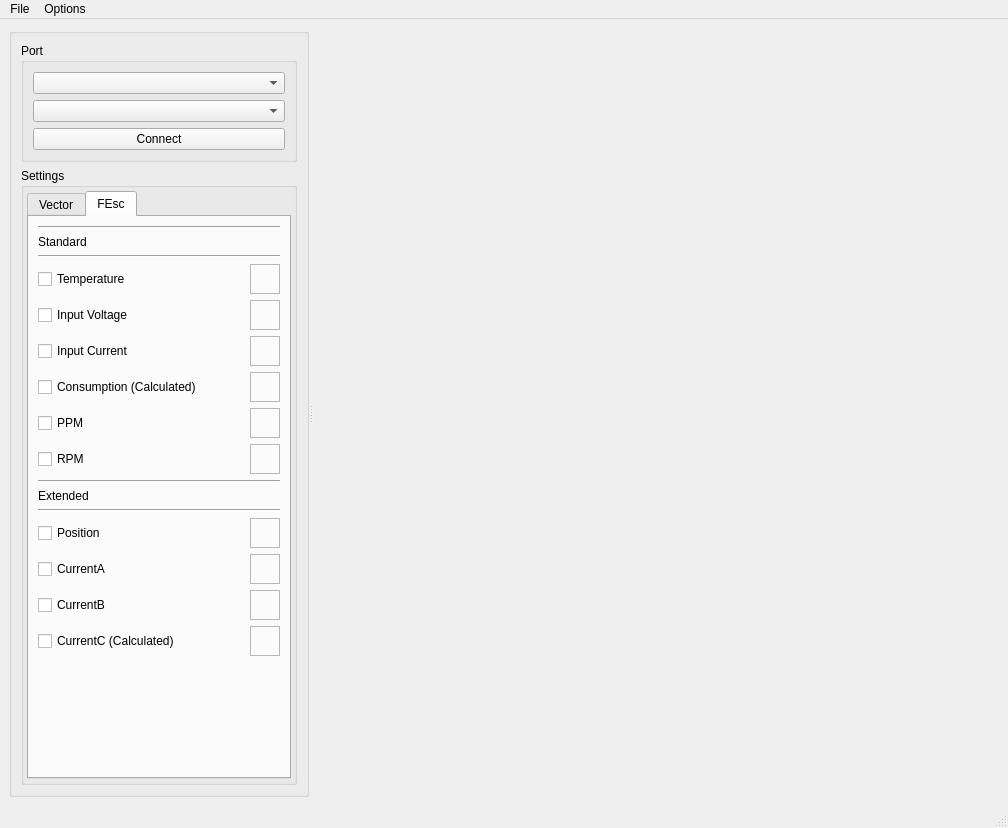
Yuri-Sharapov/QVectorDebug, file ui/mainwindow.ui: the form before one commit.
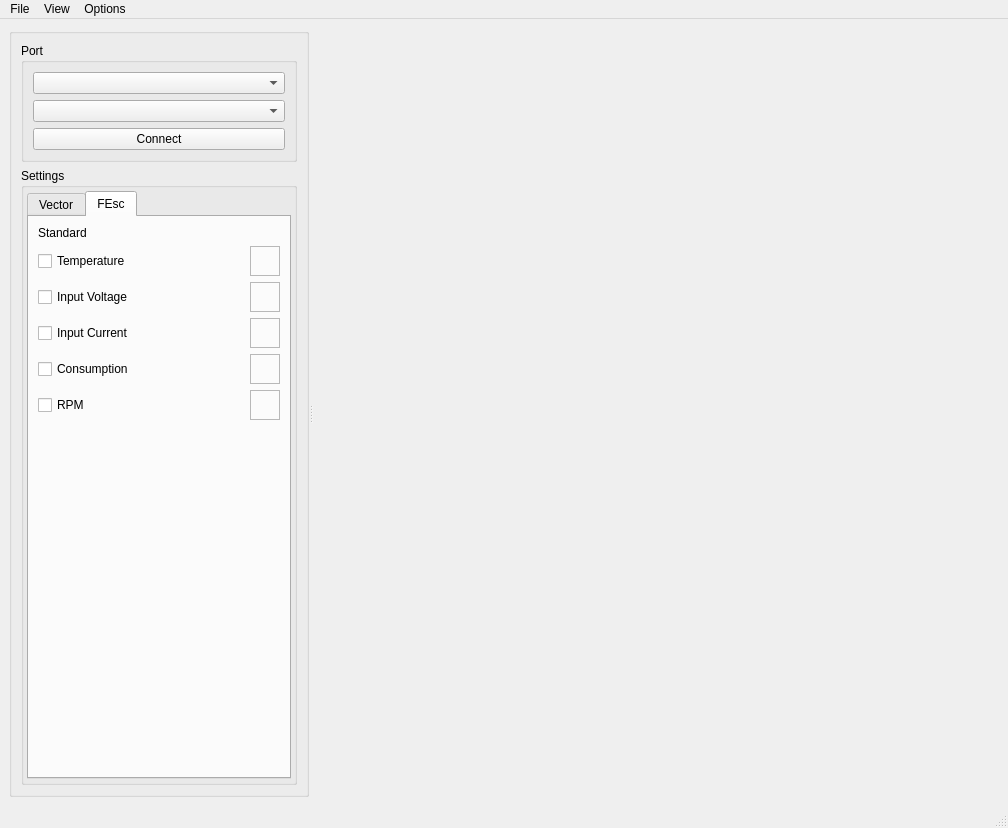
The form after the commit. The open tabs and pages were chosen to show the change. Icons and pictures are not drawn.

What changed in the file:
```diff
--- a/ui/mainwindow.ui
+++ b/ui/mainwindow.ui
@@ -378,13 +378,6 @@
                <string>FEsc</string>
               </attribute>
               <layout class="QVBoxLayout" name="verticalLayout_5">
-               <item>
-                <widget class="Line" name="line_3">
-                 <property name="orientation">
-                  <enum>Qt::Horizontal</enum>
-                 </property>
-                </widget>
-               </item>
                <item>
                 <widget class="QLabel" name="label">
                  <property name="maximumSize">
@@ -399,23 +392,16 @@
                 </widget>
                </item>
                <item>
-                <widget class="Line" name="line_4">
-                 <property name="orientation">
-                  <enum>Qt::Horizontal</enum>
-                 </property>
-                </widget>
-               </item>
-               <item>
-                <layout class="QHBoxLayout" name="horizontalLayout">
+                <layout class="QHBoxLayout" name="horizontalLayout_6">
                  <item>
-                  <widget class="QCheckBox" name="cbEscTemp">
+                  <widget class="QCheckBox" name="cbEscTemperature">
                    <property name="text">
                     <string>Temperature</string>
                    </property>
                   </widget>
                  </item>
                  <item>
-                  <widget class="QFrame" name="frame">
+                  <widget class="QFrame" name="frame_5">
                    <property name="minimumSize">
                     <size>
                      <width>30</width>
@@ -509,7 +495,7 @@
                  <item>
                   <widget class="QCheckBox" name="cbEscPower">
                    <property name="text">
-                    <string>Consumption (Calculated)</string>
+                    <string>Consumption</string>
                    </property>
                   </widget>
                  </item>
@@ -537,39 +523,6 @@
                  </item>
                 </layout>
                </item>
-               <item>
-                <layout class="QHBoxLayout" name="horizontalLayout_6">
-                 <item>
-                  <widget class="QCheckBox" name="cbEscPpm">
-                   <property name="text">
-                    <string>PPM</string>
-                   </property>
-                  </widget>
-                 </item>
-                 <item>
-                  <widget class="QFrame" name="frame_5">
-                   <property name="minimumSize">
-                    <size>
-                     <width>30</width>
-                     <height>30</height>
-                    </size>
-                   </property>
-                   <property name="maximumSize">
-                    <size>
-                     <width>30</width>
-                     <height>30</height>
-                    </size>
-                   </property>
-                   <property name="frameShape">
-                    <enum>QFrame::StyledPanel</enum>
-                   </property>
-                   <property name="frameShadow">
-                    <enum>QFrame::Raised</enum>
-                   </property>
-                  </widget>
-                 </item>
-                </layout>
-               </item>
                <item>
                 <layout class="QHBoxLayout" name="horizontalLayout_7">
                  <item>
@@ -603,165 +556,6 @@
                  </item>
                 </layout>
                </item>
-               <item>
-                <widget class="Line" name="line">
-                 <property name="orientation">
-                  <enum>Qt::Horizontal</enum>
-                 </property>
-                </widget>
-               </item>
-               <item>
-                <widget class="QLabel" name="label_2">
-                 <property name="maximumSize">
-                  <size>
-                   <width>16777215</width>
-                   <height>20</height>
-                  </size>
-                 </property>
-                 <property name="text">
-                  <string>Extended</string>
-                 </property>
-                </widget>
-               </item>
-               <item>
-                <widget class="Line" name="line_2">
-                 <property name="orientation">
-                  <enum>Qt::Horizontal</enum>
-                 </property>
-                </widget>
-               </item>
-               <item>
-                <layout class="QHBoxLayout" name="horizontalLayout_8">
-                 <item>
-                  <widget class="QCheckBox" name="cbEscPos">
-                   <property name="text">
-                    <string>Position</string>
-                   </property>
-                  </widget>
-                 </item>
-                 <item>
-                  <widget class="QFrame" name="frame_7">
-                   <property name="minimumSize">
-                    <size>
-                     <width>30</width>
-                     <height>30</height>
-                    </size>
-                   </property>
-                   <property name="maximumSize">
-                    <size>
-                     <width>30</width>
-                     <height>30</height>
-                    </size>
-                   </property>
-                   <property name="frameShape">
-                    <enum>QFrame::StyledPanel</enum>
-                   </property>
-                   <property name="frameShadow">
-                    <enum>QFrame::Raised</enum>
-                   </property>
-                  </widget>
-                 </item>
-                </layout>
-               </item>
-               <item>
-                <layout class="QHBoxLayout" name="horizontalLayout_9">
-                 <item>
-                  <widget class="QCheckBox" name="cbEscCA">
-                   <property name="text">
-                    <string>CurrentA</string>
-                   </property>
-                  </widget>
-                 </item>
-                 <item>
-                  <widget class="QFrame" name="frame_8">
-                   <property name="minimumSize">
-                    <size>
-                     <width>30</width>
-                     <height>30</height>
-                    </size>
-                   </property>
-                   <property name="maximumSize">
-                    <size>
-                     <width>30</width>
-                     <height>30</height>
-                    </size>
-                   </property>
-                   <property name="frameShape">
-                    <enum>QFrame::StyledPanel</enum>
-                   </property>
-                   <property name="frameShadow">
-                    <enum>QFrame::Raised</enum>
-                   </property>
-                  </widget>
-                 </item>
-                </layout>
-               </item>
-               <item>
-                <layout class="QHBoxLayout" name="horizontalLayout_10">
-                 <item>
-                  <widget class="QCheckBox" name="cbEscCB">
-                   <property name="text">
-                    <string>CurrentB</string>
-                   </property>
-                  </widget>
-                 </item>
-                 <item>
-                  <widget class="QFrame" name="frame_9">
-                   <property name="minimumSize">
-                    <size>
-                     <width>30</width>
-                     <height>30</height>
-                    </size>
-                   </property>
-                   <property name="maximumSize">
-                    <size>
-                     <width>30</width>
-                     <height>30</height>
-                    </size>
-                   </property>
-                   <property name="frameShape">
-                    <enum>QFrame::StyledPanel</enum>
-                   </property>
-                   <property name="frameShadow">
-                    <enum>QFrame::Raised</enum>
-                   </property>
-                  </widget>
-                 </item>
-                </layout>
-               </item>
-               <item>
-                <layout class="QHBoxLayout" name="horizontalLayout_11">
-                 <item>
-                  <widget class="QCheckBox" name="cbEscCC">
-                   <property name="text">
-                    <string>CurrentC (Calculated)</string>
-                   </property>
-                  </widget>
-                 </item>
-                 <item>
-                  <widget class="QFrame" name="frame_10">
-                   <property name="minimumSize">
-                    <size>
-                     <width>30</width>
-                     <height>30</height>
-                    </size>
-                   </property>
-                   <property name="maximumSize">
-                    <size>
-                     <width>30</width>
-                     <height>30</height>
-                    </size>
-                   </property>
-                   <property name="frameShape">
-                    <enum>QFrame::StyledPanel</enum>
-                   </property>
-                   <property name="frameShadow">
-                    <enum>QFrame::Raised</enum>
-                   </property>
-                  </widget>
-                 </item>
-                </layout>
-               </item>
                <item>
                 <spacer name="verticalSpacer_2">
                  <property name="orientation">
@@ -797,7 +591,7 @@
      <x>0</x>
      <y>0</y>
      <width>1008</width>
-     <height>21</height>
+     <height>20</height>
     </rect>
    </property>
    <widget class="QMenu" name="menuFile">
@@ -823,7 +617,21 @@
      <addaction name="actionUartVector"/>
      <addaction name="actionFEsc"/>
     </widget>
-    <widget class="QMenu" name="menuTheme">
+    <widget class="QMenu" name="menuTime_Axis">
+     <property name="title">
+      <string>Time Axis</string>
+     </property>
+     <addaction name="actioncounter"/>
+     <addaction name="actionAbsolute"/>
+    </widget>
+    <addaction name="menuProtocol"/>
+    <addaction name="menuTime_Axis"/>
+   </widget>
+   <widget class="QMenu" name="menuView">
+    <property name="title">
+     <string>View</string>
+    </property>
+    <widget class="QMenu" name="menuTheme_2">
      <property name="title">
       <string>Theme</string>
      </property>
@@ -834,6 +642,7 @@
     <addaction name="menuTheme"/>
    </widget>
    <addaction name="menuFile"/>
+   <addaction name="menuView"/>
    <addaction name="menuOptions"/>
   </widget>
   <widget class="QStatusBar" name="statusbar"/>
```
Left out of the diff: 35 changed lines with no effect on the pictures.
